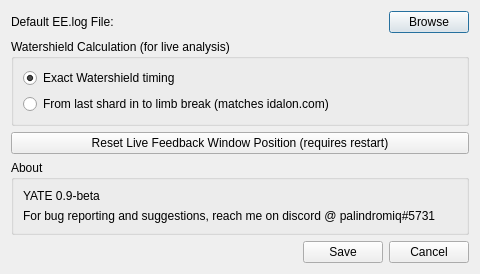
Above: settingsdialog.ui from palindromiq/YATE before the change. Below: the same form after it.
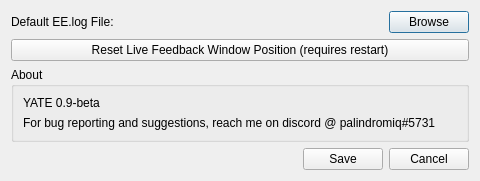
That is the form after the change.

Commit message: Finish Stats Analysis

Diff of the .ui file:
```diff
--- a/settingsdialog.ui
+++ b/settingsdialog.ui
@@ -7,7 +7,7 @@
     <x>0</x>
     <y>0</y>
     <width>480</width>
-    <height>261</height>
+    <height>174</height>
    </rect>
   </property>
   <property name="windowTitle">
@@ -51,35 +51,6 @@
      </item>
     </layout>
    </item>
-   <item>
-    <widget class="QGroupBox" name="grpWatershieldCalc">
-     <property name="title">
-      <string>Watershield Calculation (for live analysis)</string>
-     </property>
-     <layout class="QVBoxLayout" name="verticalLayout">
-      <item>
-       <widget class="QRadioButton" name="radWatershieldExact">
-        <property name="text">
-         <string>Exact Watershield timing</string>
-        </property>
-        <property name="checked">
-         <bool>true</bool>
-        </property>
-       </widget>
-      </item>
-      <item>
-       <widget class="QRadioButton" name="radWaterShieldShardIn">
-        <property name="text">
-         <string>From last shard in to limb break (matches idalon.com)</string>
-        </property>
-       </widget>
-      </item>
-     </layout>
-    </widget>
-   </item>
-   <item>
-    <layout class="QHBoxLayout" name="horizontalLayout_3"/>
-   </item>
    <item>
     <widget class="QPushButton" name="btnResetFeedback">
      <property name="text">
```
The commit also changes 19 other files.
